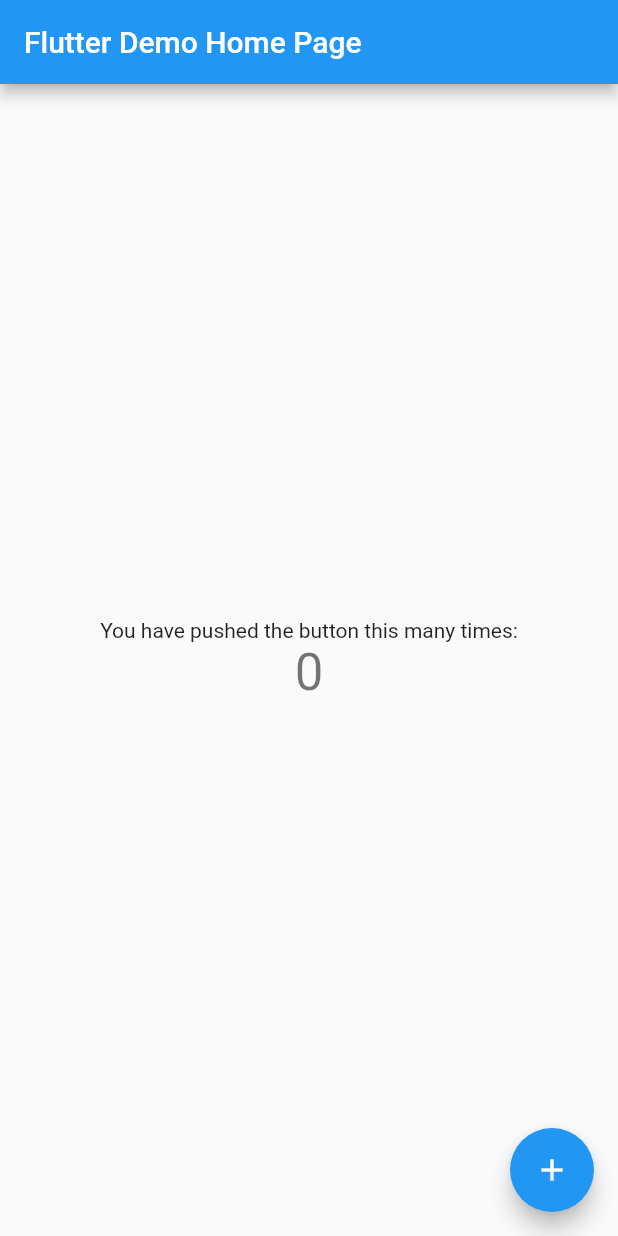
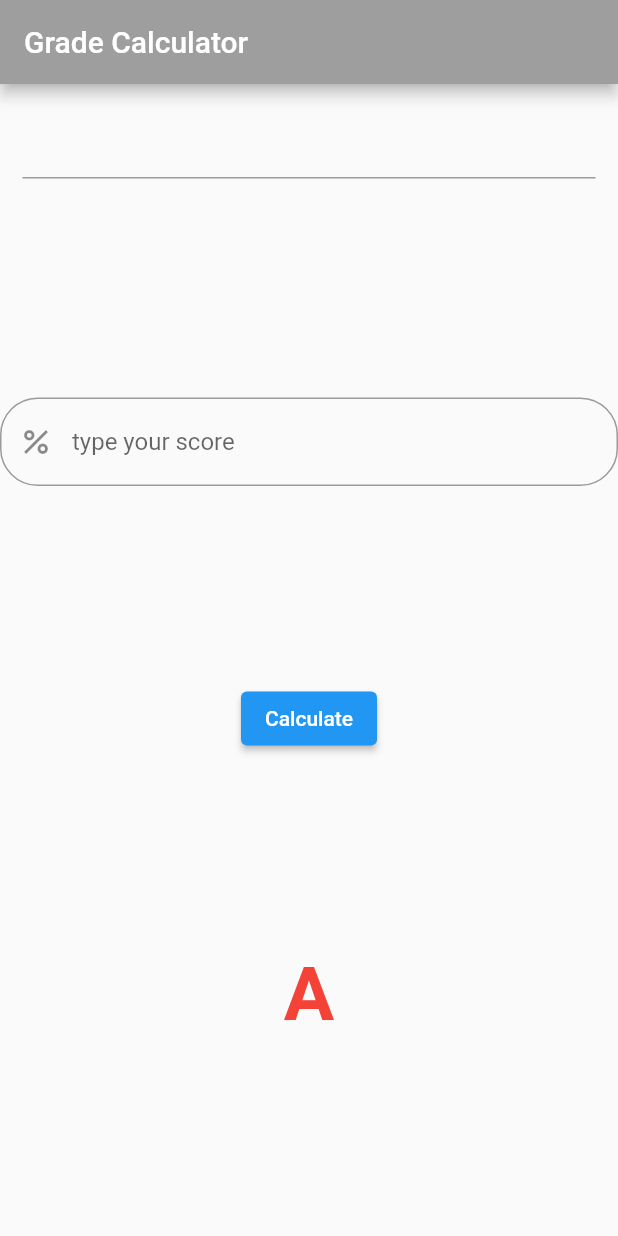
Before and after one commit to Bdaaair/Bdaaair-Flutter-GradeCalculator-UI-task-2, a Flutter app: the screen it shows after launch, on a phone screen of 412 x 824 dp. Run offline on Flutter 3.47's test engine with Material 2 defaults, Android fonts, the phone set to English and light mode, and no system bars.

Commit message:
almost done

```diff
--- /dev/null
+++ b/lib/home_screen.dart
@@ -0,0 +1,51 @@
+// ignore_for_file: prefer_const_constructors
+
+import 'package:flutter/material.dart';
+import 'package:flutter/src/widgets/framework.dart';
+import 'package:flutter/src/widgets/placeholder.dart';
+
+class HomeScreen extends StatelessWidget {
+  const HomeScreen({super.key});
+
+  @override
+  Widget build(BuildContext context) {
+    return Scaffold(
+      appBar: AppBar(
+        title: const Text('Grade Calculator'),
+        backgroundColor: Colors.grey,
+      ),
+      body: Center(
+        child: Column(
+          children: [
+            Container(
+                margin: EdgeInsets.all(15),
+                child: TextField(keyboardType: TextInputType.number)),
+            Spacer(),
+            TextField(
+              keyboardType: TextInputType.number,
+              decoration: InputDecoration(
+                hintText: "type your score",
+                prefixIcon: Icon(Icons.percent),
+                border: OutlineInputBorder(
+                  borderRadius: BorderRadius.circular(25.0),
+                ),
+              ),
+            ),
+            Spacer(),
+            ElevatedButton(
+              onPressed: () {},
+              child: const Text('Calculate'),
+            ),
+            Spacer(),
+            Text(
+              "A",
+              style: TextStyle(
+                  fontSize: 50, fontWeight: FontWeight.bold, color: Colors.red),
+            ),
+            Spacer(),
+          ],
+        ),
+      ),
+    );
+  }
+}
--- a/lib/main.dart
+++ b/lib/main.dart
@@ -1,4 +1,6 @@
 import 'package:flutter/material.dart';
+
+import 'home_screen.dart';
 
 void main() {
   runApp(const MyApp());
@@ -24,92 +26,7 @@
         // is not restarted.
         primarySwatch: Colors.blue,
       ),
-      home: const MyHomePage(title: 'Flutter Demo Home Page'),
+      home: const HomeScreen(),
     );
   }
 }
-
-class MyHomePage extends StatefulWidget {
-  const MyHomePage({super.key, required this.title});
-
-  // This widget is the home page of your application. It is stateful, meaning
-  // that it has a State object (defined below) that contains fields that affect
-  // how it looks.
-
-  // This class is the configuration for the state. It holds the values (in this
-  // case the title) provided by the parent (in this case the App widget) and
-  // used by the build method of the State. Fields in a Widget subclass are
-  // always marked "final".
-
-  final String title;
-
-  @override
-  State<MyHomePage> createState() => _MyHomePageState();
-}
-
-class _MyHomePageState extends State<MyHomePage> {
-  int _counter = 0;
-
-  void _incrementCounter() {
-    setState(() {
-      // This call to setState tells the Flutter framework that something has
-      // changed in this State, which causes it to rerun the build method below
-      // so that the display can reflect the updated values. If we changed
-      // _counter without calling setState(), then the build method would not be
-      // called again, and so nothing would appear to happen.
-      _counter++;
-    });
-  }
-
-  @override
-  Widget build(BuildContext context) {
-    // This method is rerun every time setState is called, for instance as done
-    // by the _incrementCounter method above.
-    //
-    // The Flutter framework has been optimized to make rerunning build methods
-    // fast, so that you can just rebuild anything that needs updating rather
-    // than having to individually change instances of widgets.
-    return Scaffold(
-      appBar: AppBar(
-        // Here we take the value from the MyHomePage object that was created by
-        // the App.build method, and use it to set our appbar title.
-        title: Text(widget.title),
-      ),
-      body: Center(
-        // Center is a layout widget. It takes a single child and positions it
-        // in the middle of the parent.
-        child: Column(
-          // Column is also a layout widget. It takes a list of children and
-          // arranges them vertically. By default, it sizes itself to fit its
-          // children horizontally, and tries to be as tall as its parent.
-          //
-          // Invoke "debug painting" (press "p" in the console, choose the
-          // "Toggle Debug Paint" action from the Flutter Inspector in Android
-          // Studio, or the "Toggle Debug Paint" command in Visual Studio Code)
-          // to see the wireframe for each widget.
-          //
-          // Column has various properties to control how it sizes itself and
-          // how it positions its children. Here we use mainAxisAlignment to
-          // center the children vertically; the main axis here is the vertical
-          // axis because Columns are vertical (the cross axis would be
-          // horizontal).
-          mainAxisAlignment: MainAxisAlignment.center,
-          children: <Widget>[
-            const Text(
-              'You have pushed the button this many times:',
-            ),
-            Text(
-              '$_counter',
-              style: Theme.of(context).textTheme.headlineMedium,
-            ),
-          ],
-        ),
-      ),
-      floatingActionButton: FloatingActionButton(
-        onPressed: _incrementCounter,
-        tooltip: 'Increment',
-        child: const Icon(Icons.add),
-      ), // This trailing comma makes auto-formatting nicer for build methods.
-    );
-  }
-}
```
